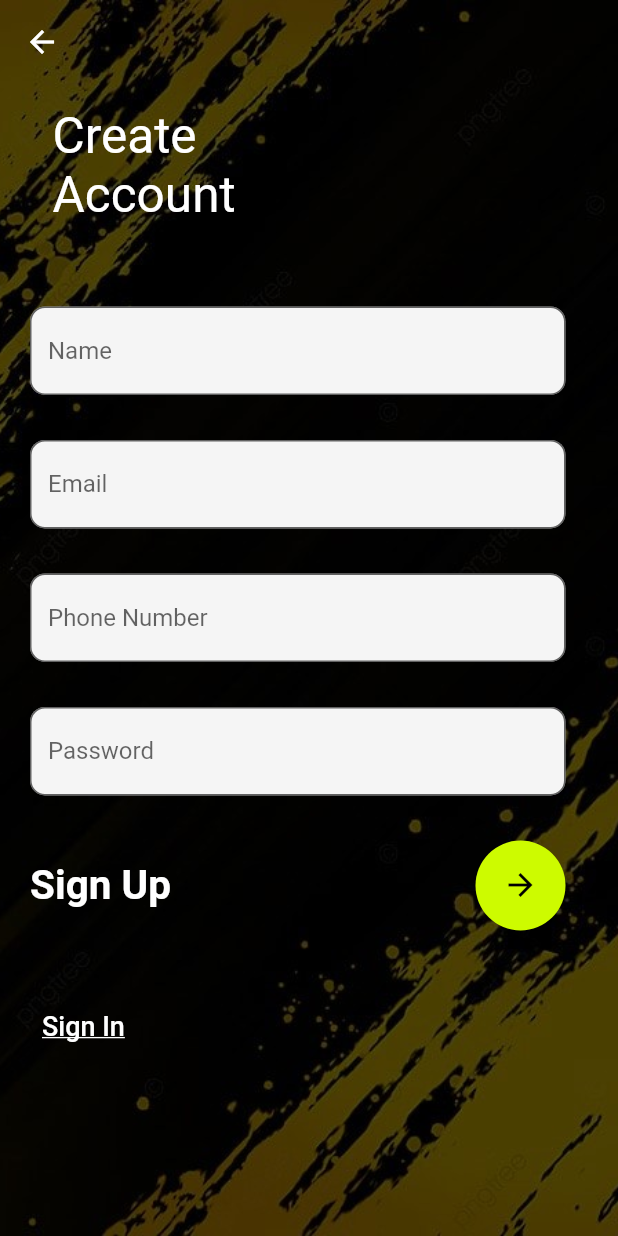
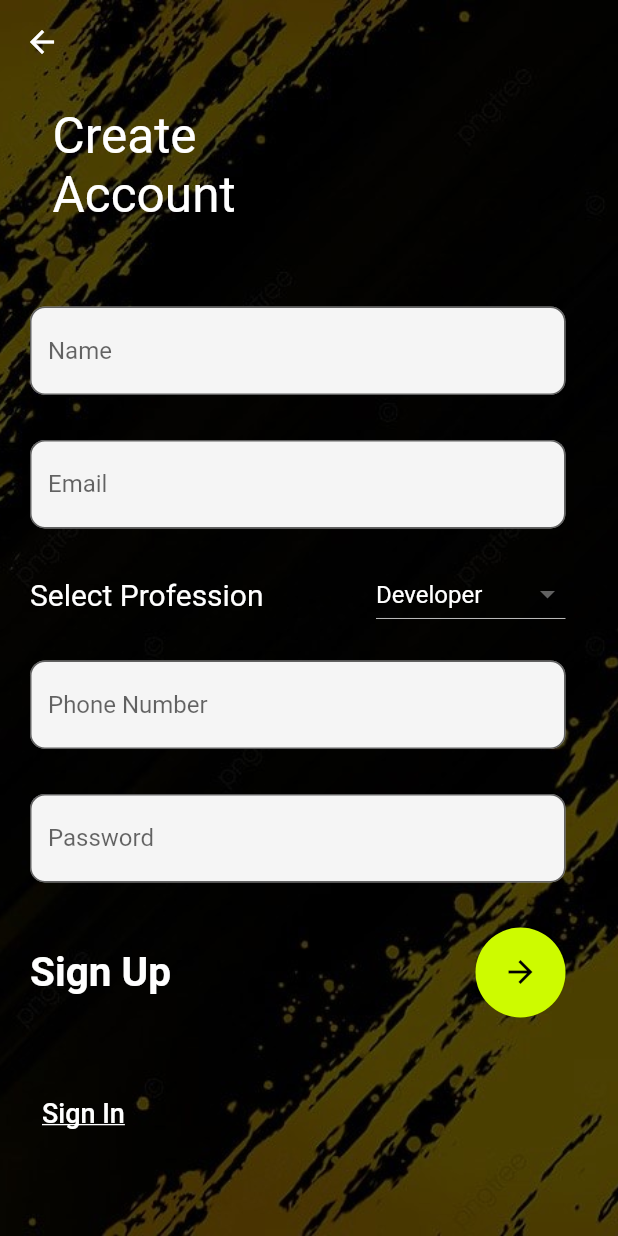
Before and after one commit to sayanths/movie_display_banglore_project, a Flutter app: the MyRegister screen opened directly, on a phone screen of 412 x 824 dp. Run offline on Flutter 3.47's test engine with Material 2 defaults, Android fonts, the phone set to English and light mode, and no system bars; our stand-ins replace google_fonts.

Commit message:
drop down completed

```diff
--- a/lib/app/login_page/view/login_page.dart
+++ b/lib/app/login_page/view/login_page.dart
@@ -81,6 +81,7 @@
                               ],
                             ),
                             height40,
+                            height30,
                             Row(
                               mainAxisAlignment: MainAxisAlignment.spaceBetween,
                               children: [
--- a/lib/app/signup_page/view/sign_up.dart
+++ b/lib/app/signup_page/view/sign_up.dart
@@ -1,4 +1,5 @@
 import 'package:flutter/material.dart';
+import 'package:movie_project_banglore/app/core/fonts.dart';
 import 'package:movie_project_banglore/app/core/widget.dart';
 import 'package:movie_project_banglore/app/login_page/view/login_page.dart';
 import 'package:movie_project_banglore/app/signup_page/view_model/sign_up_controller.dart';
@@ -57,7 +58,38 @@
                                 controller: singUpProvider.emailController,
                                 title: 'Email',
                                 obscureText: false),
-                            height30,
+                            height20,
+                            Consumer<SignUpPageController>(
+                              builder: (context, signUpvalue, _) {
+                                return Row(
+                                  mainAxisAlignment:
+                                      MainAxisAlignment.spaceBetween,
+                                  children: [
+                                    Text("Select Profession",
+                                        style: gFontsSans(
+                                            cl: Colors.white, sz: 20)),
+                                    DropdownButton<String>(
+                                      dropdownColor: Colors.black,
+                                      value: signUpvalue.dropDown,
+                                      items: signUpvalue.jobs.map((String e) {
+                                        return DropdownMenuItem(
+                                            value: e,
+                                            child: Text(
+                                              e,
+                                              style: gFontsSans(
+                                                cl: Colors.white,
+                                              ),
+                                            ));
+                                      }).toList(),
+                                      onChanged: (value) {
+                                        signUpvalue.onDropDownPress(value!);
+                                      },
+                                    ),
+                                  ],
+                                );
+                              },
+                            ),
+                            height20,
                             CustomTextFormFiled(
                                 textInputType: TextInputType.number,
                                 validator: (value) =>
@@ -110,6 +142,8 @@
                                     Navigator.pushNamed(context, 'login');
                                   },
                                   style: const ButtonStyle(),
+                                  child: InkWell(
+                                    onTap: () => Navigator.pop(context),
                                     child: const Text(
                                       'Sign In',
                                       textAlign: TextAlign.left,
@@ -117,6 +151,7 @@
                                           decoration: TextDecoration.underline,
                                           color: Colors.white,
                                           fontSize: 18),
+                                    ),
                                   ),
                                 ),
                               ],
--- a/lib/app/signup_page/view_model/sign_up_controller.dart
+++ b/lib/app/signup_page/view_model/sign_up_controller.dart
@@ -6,6 +6,7 @@
   final phoneNumberController = TextEditingController();
   final passwordController = TextEditingController();
   final signUpKey = GlobalKey<FormState>();
+  String dropDown = 'Developer';
 
   onEmailValidate(String? value) {
     if (!RegExp(r'^[a-zA-Z0-9+_.-]+@[a-zA-Z0-9.-]+$').hasMatch(value!) ||
@@ -45,4 +46,19 @@
       return null;
     }
   }
+
+  List<String> jobs = <String>[
+    'Developer',
+    'Manager',
+    'Doctor',
+    'Engineer',
+    'normal worker',
+    'Atrist',
+    'Actor',
+  ];
+
+  onDropDownPress(String value) {
+    dropDown = value;
+    notifyListeners();
+  }
 }
```
Lines whose indentation alone changed are shown as unchanged.
